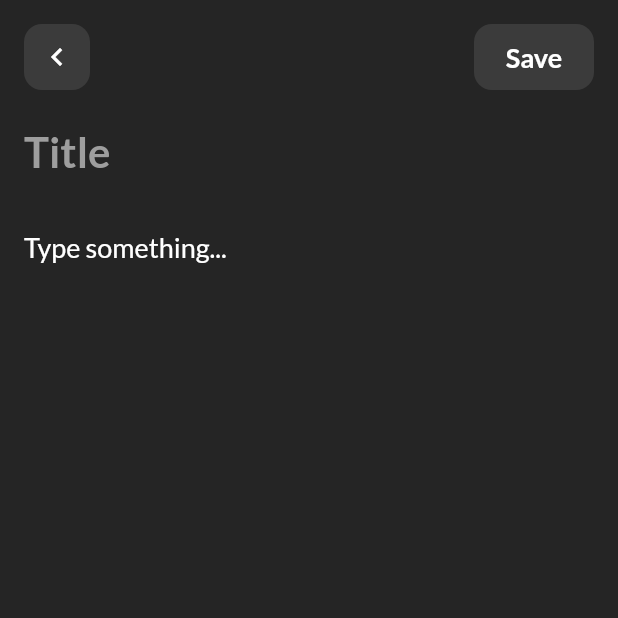
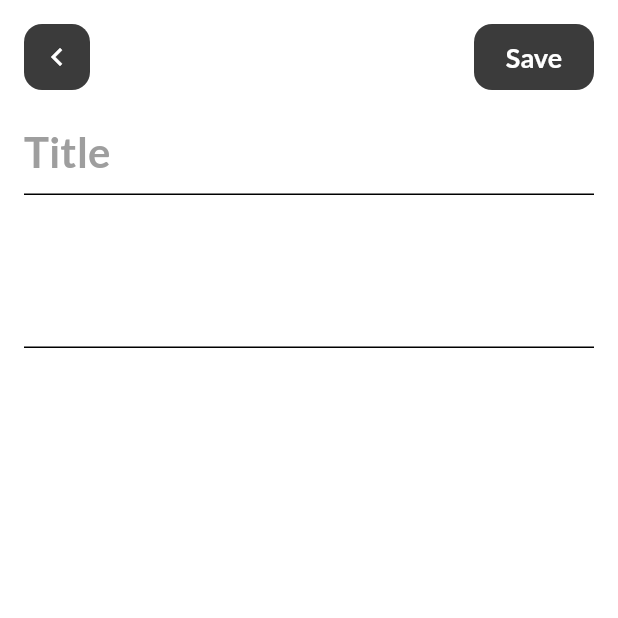
Before and after one commit to yousefdheede/notes-app-gsk-project2, a Flutter app: the screen it shows after launch, after a tap on the "add" icon, on a phone screen of 412 x 824 dp, the top half of it. Run offline on Flutter 3.47's test engine with Material 2 defaults, Android fonts, the phone set to English and light mode, and no system bars; our stand-ins replace get, google_fonts, sqflite; accounts and stored records are empty.

Commit message:
dark theme

```diff
--- a/lib/main.dart
+++ b/lib/main.dart
@@ -4,22 +4,27 @@ import 'package:get/get.dart';
 import 'package:note_app/core/db/db_helper.dart';
 import 'package:note_app/ui/pages/home_page.dart';
 
+import 'provider/theme_provider.dart';
+
 void main() async {
   WidgetsFlutterBinding.ensureInitialized();
   await DBHelper.initDb();
-  runApp(const MyApp());
+  runApp(const AppInit());
 }
 
-class MyApp extends StatelessWidget {
-  const MyApp({super.key});
+class AppInit extends StatelessWidget {
+  const AppInit({super.key});
 
   @override
   Widget build(BuildContext context) {
     SystemChrome.setPreferredOrientations([
       DeviceOrientation.portraitUp,
     ]);
-    return GetMaterialApp(
-      title: "Flutter Note App",
+    return MaterialApp(
+      themeMode: ThemeMode.light,
+      theme: MyThemes.lightTheme,
+      darkTheme: MyThemes.darkTheme,
+      title: "MY DIARY",
       debugShowCheckedModeBanner: false,
       home: HomePage(),
     );
--- /dev/null
+++ b/lib/provider/theme_provider.dart
@@ -0,0 +1,10 @@
+import 'package:flutter/material.dart';
+
+class MyThemes {
+  static final darkTheme = ThemeData(
+    scaffoldBackgroundColor: Colors.grey.shade900,
+  );
+  static final lightTheme = ThemeData(
+    scaffoldBackgroundColor: Colors.white,
+  );
+}
--- a/lib/ui/pages/add_note_page.dart
+++ b/lib/ui/pages/add_note_page.dart
@@ -35,7 +35,6 @@ class AddNotePageState extends State<AddNotePage> {
   @override
   Widget build(BuildContext context) {
     return Scaffold(
-      backgroundColor: bgColor,
       body: SafeArea(
         child: Column(
           children: [
@@ -88,10 +87,10 @@ class AddNotePageState extends State<AddNotePage> {
               hintText: "Title",
               hintStyle: titleTextStyle.copyWith(color: Colors.grey),
               focusedBorder: const UnderlineInputBorder(
-                borderSide: BorderSide(color: bgColor),
+                borderSide: BorderSide(color: Colors.black),
               ),
               enabledBorder: const UnderlineInputBorder(
-                borderSide: BorderSide(color: bgColor),
+                borderSide: BorderSide(color: Colors.black),
               ),
             ),
           ),
@@ -108,10 +107,10 @@ class AddNotePageState extends State<AddNotePage> {
               hintText: "Type something...",
               hintStyle: bodyTextStyle,
               focusedBorder: const UnderlineInputBorder(
-                borderSide: BorderSide(color: bgColor),
+                borderSide: BorderSide(color: Colors.black),
               ),
               enabledBorder: const UnderlineInputBorder(
-                borderSide: BorderSide(color: bgColor),
+                borderSide: BorderSide(color: Colors.black),
               ),
             ),
           ),
--- a/lib/ui/pages/home_page.dart
+++ b/lib/ui/pages/home_page.dart
@@ -2,6 +2,7 @@ import 'package:flutter/material.dart';
 import 'package:flutter_staggered_grid_view/flutter_staggered_grid_view.dart';
 import 'package:get/get.dart';
 import 'package:note_app/core/controllers/note_controller.dart';
+import 'package:note_app/main.dart';
 import 'package:note_app/ui/pages/add_note_page.dart';
 import 'package:note_app/ui/styles/colors.dart';
 import 'package:note_app/ui/styles/text_styles.dart';
@@ -38,7 +39,6 @@ class HomePage extends StatelessWidget {
       floatingActionButton: Padding(
         padding: const EdgeInsets.all(12.0),
         child: FloatingActionButton(
-          backgroundColor: const Color(0xFF3B3B3B),
           onPressed: () {
             Get.to(
               const AddNotePage(
@@ -50,7 +50,6 @@ class HomePage extends StatelessWidget {
           child: const Icon(Icons.add),
         ),
       ),
-      backgroundColor: bgColor,
       body: SafeArea(
         child: Column(
           children: [
@@ -73,12 +72,17 @@ class HomePage extends StatelessWidget {
         mainAxisAlignment: MainAxisAlignment.spaceBetween,
         children: [
           Text(
-            "Notes",
-            style: titleTextStyle.copyWith(fontSize: 32),
+            "MY DIARI",
+            style: titleTextStyle.copyWith(
+                fontSize: 32, color: Color.fromARGB(255, 2, 167, 243)),
           ),
           MyIconButton(
             onTap: () {},
             icon: Icons.search,
+          ),
+          MyIconButton(
+            icon: Icons.light_mode,
+            onTap: () {},
           ),
         ],
       ),
--- a/lib/ui/pages/note_detailed_page.dart
+++ b/lib/ui/pages/note_detailed_page.dart
@@ -15,11 +15,10 @@ class NoteDetailPage extends StatelessWidget {
   @override
   Widget build(BuildContext context) {
     return Scaffold(
-      backgroundColor: bgColor,
       floatingActionButton: Padding(
         padding: const EdgeInsets.all(12.0),
         child: FloatingActionButton(
-          backgroundColor: const Color(0xFF3B3B3B),
+          backgroundColor: Colors.pinkAccent,
           onPressed: () {
             Get.to(() => AddNotePage(
                   isUpdate: true,
@@ -53,6 +52,18 @@ class NoteDetailPage extends StatelessWidget {
             },
             icon: Icons.keyboard_arrow_left,
           ),
+
+          /*
+         IconButton(
+              onPressed: () {
+                Provider.of<TodoClass>(context, listen: false)
+                    .changeIsDarkMode();
+              },
+              icon: Icon(Provider.of<TodoClass>(context).isDarkMode
+                  ? Icons.light_mode
+                  : Icons.dark_mode))
+          ,
+         */
           MyIconButton(
             onTap: () {
               _deleteNoteFromDB();
--- a/lib/ui/styles/colors.dart
+++ b/lib/ui/styles/colors.dart
@@ -1,6 +1,5 @@
 import 'package:flutter/material.dart';
 
-const bgColor = Color(0xFF252525);
 const tileColors = [
   Color(0xFFffab91),
   Color(0xFFffcc80),
--- a/pubspec.yaml
+++ b/pubspec.yaml
@@ -18,6 +18,7 @@ dependencies:
   flutter_staggered_grid_view: ^0.6.2
   intl: ^0.17.0
   uuid: ^3.0.6
+  provider: ^6.0.4
 
 dev_dependencies:
   flutter_test:
```
Also changed, not shown: pubspec.lock.
